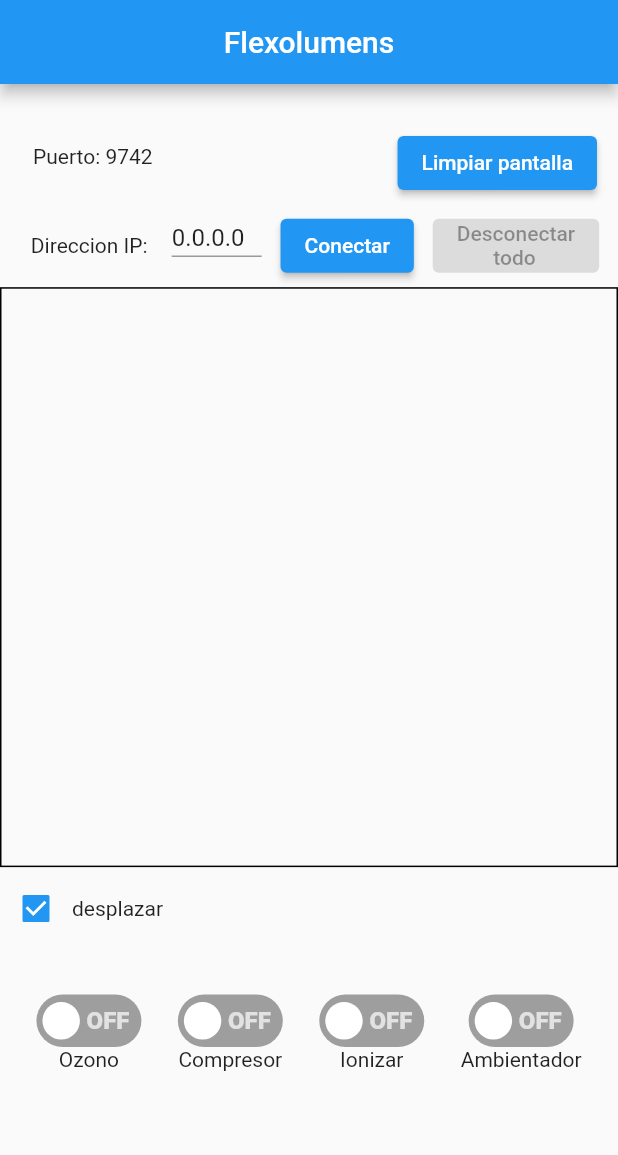
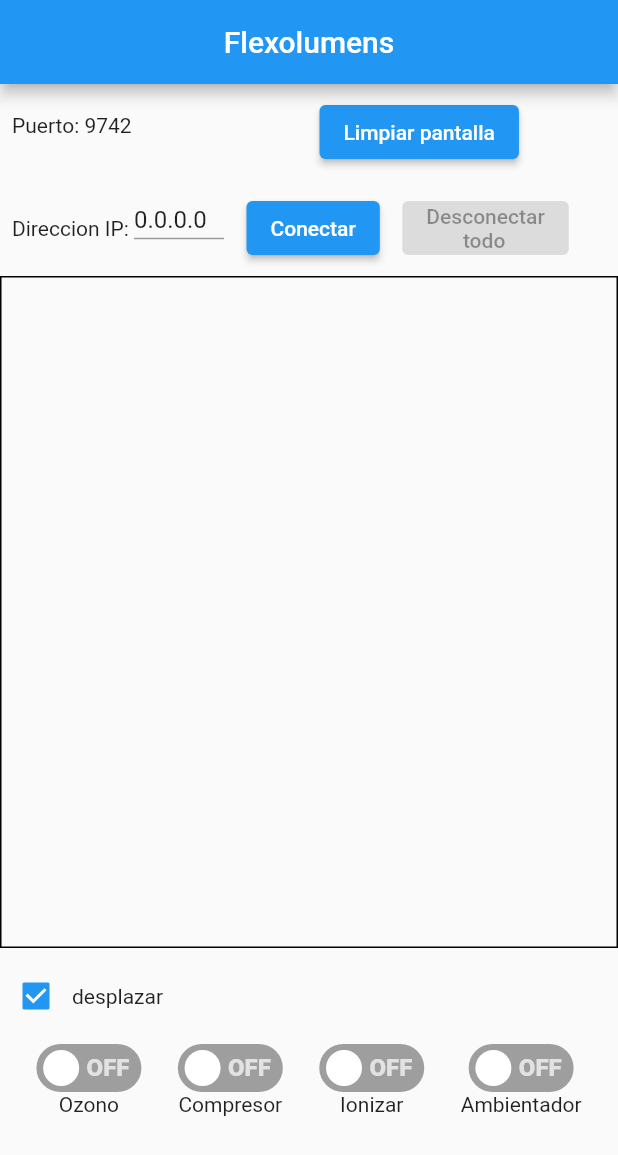
Before and after one commit to dalejandro13/udp_client, a Flutter app: the screen it shows after launch, on a phone screen of 412 x 824 dp. Shown: the top 1155 px of the screen. Run offline on Flutter 3.47's test engine with Material 2 defaults, Android fonts, the phone set to English and light mode, and no system bars; drawn by our look-alikes of flutter_switch.

Commit message:
locate widgets
I place more widget in the appropriate folder

```diff
--- a/lib/main.dart
+++ b/lib/main.dart
@@ -1,9 +1,11 @@
+import 'dart:developer';
 import 'package:flutter/material.dart';
 import 'package:udp_client/bloc/providerData.dart';
-import 'package:udp_client/ui/widget/actionButton.dart';
 import 'package:udp_client/ui/widget/scrollEnable.dart';
 import 'package:udp_client/ui/widget/scrollText.dart';
 import 'package:udp_client/ui/widget/switchButton.dart';
+import 'package:udp_client/ui/widget/upperScreen1.dart';
+import 'package:udp_client/ui/widget/upperScreen2.dart';
 import 'package:udp_client/ui/widget/warningMessage.dart';
 import 'package:provider/provider.dart';
 
@@ -33,9 +35,9 @@ class _UdpCommunicationState extends State<UdpCommunication> {
   @override
   void initState() {
     super.initState();
-     WidgetsBinding.instance?.addPostFrameCallback((time) {
+    WidgetsBinding.instance.addPostFrameCallback((time) {
       ProviderData d = Provider.of<ProviderData>(context, listen: false);
-        d.ctrl1!.text = d.addressesIListenFrom.address;
+      d.ctrl1!.text = d.addressesIListenFrom.address;
     });
   }
 
@@ -55,51 +57,13 @@ class _UdpCommunicationState extends State<UdpCommunication> {
         child: Column(
           mainAxisAlignment: MainAxisAlignment.start,
           children: [
-            const Padding(padding: EdgeInsets.only(top:25.0),),
-            Expanded(
-              flex: 1,
-              child: Row(
-                mainAxisAlignment: MainAxisAlignment.spaceEvenly,
-                children: [
-                  Padding(
-                    padding: const EdgeInsets.only(left: 8.0),
-                    child: SizedBox(
-                      height: 25.0,
-                      width: 200.0,
-                      child: Text("Puerto: ${data.port}")
-                    ),
-                  ),
-                  const SizedBox(width: 15.0),
-                  ButtonActions("Limpiar pantalla", 1, data),
-                ],
-              ),
-            ),
-            Expanded(
-              flex: 1,
-              child: Row(
-                mainAxisAlignment: MainAxisAlignment.spaceEvenly,
-                children: [
-                  const Padding(
-                    padding: EdgeInsets.only(left: 8.0),
-                    child: Text("Direccion IP: "),
-                  ),
-                  SizedBox(
-                    height: 15.0,
-                    width: 60.0,
-                    child: TextFormField(
-                      readOnly: true,
-                      controller: data.ctrl1,
-                    ),
-                  ),
-                  ButtonActions("Conectar", 2, data),
-                  ButtonActions("Desconectar\n       todo", 3, data),
-                ],
-              ),
-            ),
+            //const Padding(padding: EdgeInsets.only(top:25.0),),
+            const UpperScreen1(),
+            const UpperScreen2(),
             ScrollText(data),
             ScrollEnable(data),
             Expanded(
-              flex: 2,
+              flex: 1,
               child: Row(
                 mainAxisAlignment: MainAxisAlignment.spaceEvenly,
                 children: [
@@ -123,7 +87,7 @@ class _UdpCommunicationState extends State<UdpCommunication> {
                 ],
               ),
             ),
-            const Padding(padding: EdgeInsets.only(top:25.0),),
+            //const Padding(padding: EdgeInsets.only(top:25.0),),
           ],
         ),
       ),
--- a/lib/ui/widget/switchButton.dart
+++ b/lib/ui/widget/switchButton.dart
@@ -24,9 +24,10 @@ class _SwitchButtonState extends State<SwitchButton> {
   @override
   Widget build(BuildContext context) {
     return Column(
-      mainAxisAlignment: MainAxisAlignment.center,
       children: [
-        FlutterSwitch(
+        Expanded(
+          flex: 1,
+          child: FlutterSwitch(
             showOnOff: true,
             activeText: "ON",
             inactiveText: "OFF",
@@ -72,7 +73,8 @@ class _SwitchButtonState extends State<SwitchButton> {
               }
             }
           ),
-        Text(widget.title),
+        ),
+        Expanded(flex:1, child: Text(widget.title)),
       ],
     );
   }
--- /dev/null
+++ b/lib/ui/widget/upperScreen1.dart
@@ -0,0 +1,35 @@
+import 'package:flutter/material.dart';
+import 'package:provider/provider.dart';
+import 'package:udp_client/bloc/providerData.dart';
+import 'package:udp_client/ui/widget/actionButton.dart';
+
+class UpperScreen1 extends StatefulWidget {
+  const UpperScreen1({Key? key}) : super(key: key);
+
+  @override
+  State<UpperScreen1> createState() => _UpperScreen1State();
+}
+
+class _UpperScreen1State extends State<UpperScreen1> {
+  @override
+  Widget build(BuildContext context) {
+    ProviderData data = Provider.of<ProviderData>(context);
+    return Expanded(
+      flex: 1,
+      child: Row(
+        children: [
+          Padding(
+            padding: const EdgeInsets.only(left: 8.0),
+            child: SizedBox(
+              height: 25.0,
+              width: 200.0,
+              child: Text("Puerto: ${data.port}")
+            ),
+          ),
+          const SizedBox(width: 5.0),
+          ButtonActions("Limpiar pantalla", 1, data),
+        ],
+      ),
+    );
+  }
+}
--- /dev/null
+++ b/lib/ui/widget/upperScreen2.dart
@@ -0,0 +1,41 @@
+import 'package:flutter/material.dart';
+import 'package:provider/provider.dart';
+import 'package:udp_client/bloc/providerData.dart';
+import 'package:udp_client/ui/widget/actionButton.dart';
+
+class UpperScreen2 extends StatefulWidget {
+  const UpperScreen2({Key? key}) : super(key: key);
+
+  @override
+  State<UpperScreen2> createState() => _UpperScreen2State();
+}
+
+class _UpperScreen2State extends State<UpperScreen2> {
+  @override
+  Widget build(BuildContext context) {
+    ProviderData data = Provider.of<ProviderData>(context);
+    return Expanded(
+      flex: 1,
+      child: Row(
+        children: [
+          const Padding(
+            padding: EdgeInsets.only(left: 8.0),
+            child: Text("Direccion IP: "),
+          ),
+          SizedBox(
+            height: 15.0,
+            width: 60.0,
+            child: TextFormField(
+              readOnly: true,
+              controller: data.ctrl1,
+            ),
+          ),
+          const SizedBox(width: 15.0),
+          ButtonActions("Conectar", 2, data),
+          const SizedBox(width: 15.0),
+          ButtonActions("Desconectar\n       todo", 3, data),
+        ],
+      ),
+    );
+  }
+}
```
Also changed, not shown: pubspec.lock, 1 other file. Lines whose indentation alone changed are shown as unchanged.
